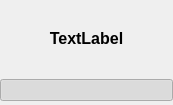
OpenFairWind/fairwindplusplus, file sdk/src/displays/base/switch/DisplaySimpleSwitch.ui: the form before one commit.
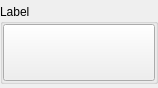
The form after the commit.

Patch:
```diff
--- a/sdk/src/displays/base/switch/DisplaySimpleSwitch.ui
+++ b/sdk/src/displays/base/switch/DisplaySimpleSwitch.ui
@@ -6,8 +6,8 @@
    <rect>
     <x>0</x>
     <y>0</y>
-    <width>173</width>
-    <height>105</height>
+    <width>158</width>
+    <height>88</height>
    </rect>
   </property>
   <property name="windowTitle">
@@ -27,40 +27,37 @@
     <number>4</number>
    </property>
    <item>
-    <widget class="QLabel" name="switchLabel">
-     <property name="font">
-      <font>
-       <family>MS UI Gothic</family>
-       <pointsize>12</pointsize>
-       <weight>75</weight>
-       <bold>true</bold>
-      </font>
+    <widget class="QGroupBox" name="labelGroupBox">
+     <property name="title">
+      <string>Label</string>
      </property>
-     <property name="text">
-      <string>TextLabel</string>
-     </property>
-     <property name="alignment">
-      <set>Qt::AlignCenter</set>
-     </property>
-    </widget>
-   </item>
-   <item>
-    <widget class="QPushButton" name="switchPushButton">
-     <property name="text">
-      <string/>
-     </property>
-     <property name="iconSize">
-      <size>
-       <width>16</width>
-       <height>16</height>
-      </size>
-     </property>
-     <property name="checkable">
-      <bool>true</bool>
-     </property>
-     <property name="checked">
-      <bool>true</bool>
-     </property>
+     <layout class="QGridLayout" name="gridLayout">
+      <property name="leftMargin">
+       <number>0</number>
+      </property>
+      <property name="topMargin">
+       <number>0</number>
+      </property>
+      <property name="rightMargin">
+       <number>0</number>
+      </property>
+      <property name="bottomMargin">
+       <number>0</number>
+      </property>
+      <item row="0" column="0">
+       <widget class="QPushButton" name="switchButton">
+        <property name="sizePolicy">
+         <sizepolicy hsizetype="Expanding" vsizetype="Expanding">
+          <horstretch>0</horstretch>
+          <verstretch>0</verstretch>
+         </sizepolicy>
+        </property>
+        <property name="text">
+         <string/>
+        </property>
+       </widget>
+      </item>
+     </layout>
     </widget>
    </item>
   </layout>
```
